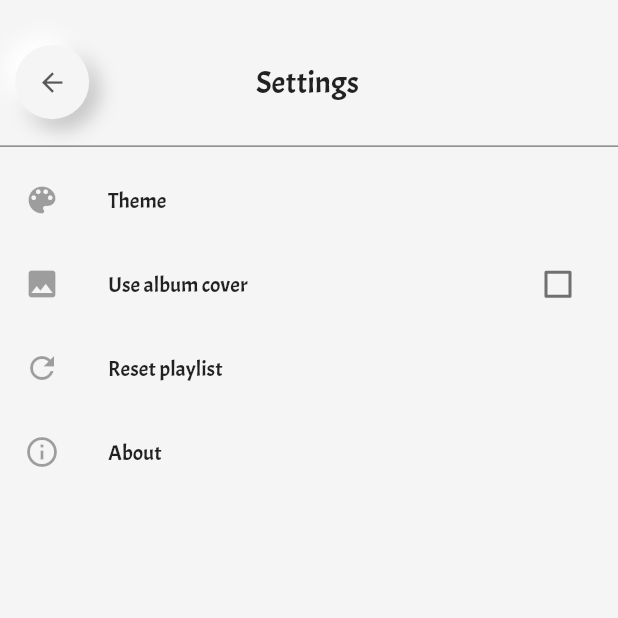
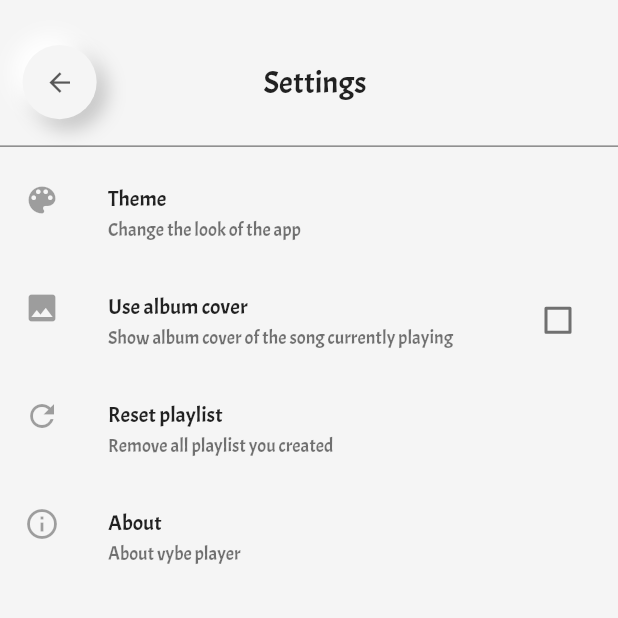
Before and after one commit to o-ifeanyi/musicPlayer, a Flutter app: the Settings screen opened directly, on a phone screen of 412 x 824 dp, the top half of it. Run offline on Flutter 3.47's test engine with Material 2 defaults, Android fonts, the phone set to English and light mode, and no system bars; our stand-ins replace hive, just_audio, permission_handler, share, shared_preferences; missing offline and left inert: audio_session, audiotagger, flutter_media_notification, move_to_background; accounts and stored records are empty; statements that could not run were skipped.

Commit message:
share feature for single songs + clean up

```diff
--- a/lib/components/bottomSheetOptions.dart
+++ b/lib/components/bottomSheetOptions.dart
@@ -31,7 +31,7 @@ class BottomSheetOptions extends StatelessWidget {
                       builder: (context) {
                         return AlertDialog(
                           title: Text(
-                            'Edit playlist name',
+                            'Rename playlist',
                             style: customTextStyle,
                           ),
                           content: TextField(
--- a/lib/components/createPlayList.dart
+++ b/lib/components/createPlayList.dart
@@ -110,6 +110,9 @@ class _CreatePlayListState extends State<CreatePlayList> {
                                                       context,
                                                       listen: false)
                                                   .nowPlaying);
+                                      if (playlistDB.playList[index]['name'] == 'Favourites') {
+                                        Provider.of<SongController>(context, listen: false).setFavourite(widget.song);
+                                      }
                                       Navigator.pop(context);
                                     },
                                     child: index > 0 &&
--- a/lib/models/playListDB.dart
+++ b/lib/models/playListDB.dart
@@ -3,23 +3,10 @@ import 'dart:io';
 import 'package:flutter/cupertino.dart';
 import 'package:flutter/material.dart';
 import 'package:hive/hive.dart';
-import 'package:musicPlayer/models/Provider.dart';
 import 'package:path_provider/path_provider.dart';
-import 'package:provider/provider.dart';
 
 class PlayListDB extends ChangeNotifier {
-  PlayListDB() {
-    refresh();
-  }
-  List playList = [
-    {
-      'name': 'Create playlist',
-    },
-    {
-      'name': 'Favourites',
-      'songs': [],
-    },
-  ];
+  List playList = [];
 
   List recentList = [];
 
@@ -83,7 +70,7 @@ class PlayListDB extends ChangeNotifier {
     Box db = await Hive.openBox('playlist', path: await getPlaylistPath());
     var dbPlaylist = db.get('Favourites');
     List songs = dbPlaylist['songs'];
-    return songs.where((element) => element['path'] == song['path']).isNotEmpty;
+    return songs.any((element) => element['path'] == song['path']);
   }
 
   Future<void> removeFromDevice(dynamic song) async {
@@ -113,6 +100,7 @@ class PlayListDB extends ChangeNotifier {
   }
 
   Future<void> saveNowPlaying(dynamic song) async {
+    if (song != null) {
       Box db = await Hive.openBox('recent', path: await getRecentPath());
       List songs = db.get('Recently played');
       bool notFound = songs.every((element) => element['path'] != song['path']);
@@ -124,12 +112,15 @@ class PlayListDB extends ChangeNotifier {
       }
       db.put('Recently played', songs);
     }
+  }
 
   Future<void> getRecentlyPlayed() async {
     Box db = await Hive.openBox('recent', path: await getRecentPath());
     List songs = db.get('Recently played');
     recentList.clear();
-    songs != null ? recentList = [...songs.reversed] : recentList = [];
+    songs != null && songs.isNotEmpty
+        ? recentList = [...songs.reversed]
+        : recentList = [];
     notifyListeners();
   }
 
@@ -150,7 +141,7 @@ class PlayListDB extends ChangeNotifier {
     refresh();
   }
 
-  static Future<dynamic> lastPlayed(BuildContext context) async {
+  Future<dynamic> lastPlayed() async {
     print('just got called');
     Box db = await Hive.openBox('recent', path: await getRecentPath());
     List songs = db.get('Recently played');
@@ -159,7 +150,7 @@ class PlayListDB extends ChangeNotifier {
       return songs.last;
     } else {
       print('im outta here');
-      return Provider.of<ProviderClass>(context, listen: false).allSongs.first;
+      return null;
     }
   }
 
@@ -174,10 +165,14 @@ class PlayListDB extends ChangeNotifier {
       }
     } else {
       // else block runs just the first time, when db is empty
-      for (var each in playList) {
-        db.put(each['name'], each);
-      }
+      // happens when app is run for the first time or after playlist is reset
+      db.put('Create playlist', {'name': 'Create playlist'});
+      db.put('Favourites', {
+        'name': 'Favourites',
+        'songs': [],
+      });
       recentdb.put('Recently played', []);
+      refresh();
     }
     notifyListeners();
   }
--- a/lib/models/songController.dart
+++ b/lib/models/songController.dart
@@ -6,9 +6,6 @@ import 'package:musicPlayer/models/playListDB.dart';
 import 'package:shared_preferences/shared_preferences.dart';
 
 class SongController extends ChangeNotifier {
-  SongController() {
-    init();
-  }
   AudioPlayer player;
   Duration duration;
   int currentTime = 0;
@@ -23,7 +20,8 @@ class SongController extends ChangeNotifier {
   bool isRepeat = false;
   bool isPlaying = false;
   bool useArt = false;
-  Map nowPlaying = {};
+  dynamic nowPlaying = {};
+  dynamic lastPlayed;
   AppLifecycleState state;
   PlayListDB playListDB = PlayListDB();
 
@@ -33,15 +31,16 @@ class SongController extends ChangeNotifier {
       isRepeat = pref.getBool('repeat') ?? false;
       useArt = pref.getBool('useArt') ?? false;
     });
+    lastPlayed = await playListDB.lastPlayed();
     notifyListeners();
   }
 
-  Future<void> setFavourite(dynamic song) async{
+  Future<void> setFavourite(dynamic song) async {
     isFavourite = await playListDB.isFavourite(song);
     notifyListeners();
   }
 
-  Future<void> setUseArt(bool value) async{
+  Future<void> setUseArt(bool value) async {
     await SharedPreferences.getInstance().then((pref) {
       pref.setBool('useArt', value);
     });
@@ -55,11 +54,12 @@ class SongController extends ChangeNotifier {
   }
 
   Future<void> setUp(dynamic song) async {
+    if (song != null) {
       nowPlaying = song;
       isFavourite = await playListDB.isFavourite(nowPlaying);
       playListDB.saveNowPlaying(nowPlaying);
-    currentSongIndex =
-        allSongs.indexWhere((element) => element['path'] == nowPlaying['path']);
+      currentSongIndex = allSongs
+          .indexWhere((element) => element['path'] == nowPlaying['path']);
       player = AudioPlayer();
       duration = await player.setFilePath(nowPlaying['path']);
       songLenght = duration.inSeconds;
@@ -67,6 +67,7 @@ class SongController extends ChangeNotifier {
       getPosition();
       play();
       handleInterruptions();
+    }
   }
 
   void getPosition() {
@@ -99,7 +100,7 @@ class SongController extends ChangeNotifier {
   }
 
   Future<void> skip(
-      {bool next = false, bool prev = false, BuildContext context}) async {
+      {bool next = false, bool prev = false}) async {
     currentSongIndex =
         allSongs.indexWhere((element) => element['path'] == nowPlaying['path']);
     List shuffled = [...allSongs];
@@ -149,9 +150,13 @@ class SongController extends ChangeNotifier {
   }
 
   Future<void> disposePlayer() async {
+    try {
     if (player.playbackState == AudioPlaybackState.playing ||
         player.playbackState == AudioPlaybackState.paused) {
       await player.dispose();
+    }
+    } catch(e) {
+      debugPrint(e.toString());
     }
     setIsPlaying(false);
     currentTime = 0;
--- a/lib/screens/nowPlaying.dart
+++ b/lib/screens/nowPlaying.dart
@@ -151,6 +151,7 @@ class _NowPlayingState extends State<NowPlaying> {
                                 height: 35,
                                 width: 35,
                                 isCreateNew: false,
+                                song: controller.nowPlaying,
                               );
                             },
                           );
@@ -206,7 +207,7 @@ class _NowPlayingState extends State<NowPlaying> {
                         diameter: 12,
                         child: Icons.skip_previous,
                         onPressed: () async {
-                          await controller.skip(prev: true, context: context);
+                          await controller.skip(prev: true);
                         },
                       ),
                       CustomButton(
@@ -244,7 +245,7 @@ class _NowPlayingState extends State<NowPlaying> {
                         diameter: 12,
                         child: Icons.skip_next,
                         onPressed: () async {
-                          await controller.skip(next: true, context: context);
+                          await controller.skip(next: true);
                         },
                       ),
                     ],
--- a/lib/screens/settings.dart
+++ b/lib/screens/settings.dart
@@ -16,7 +16,6 @@ class Settings extends StatefulWidget {
 }
 
 class _SettingsState extends State<Settings> {
-
   Container buildColoredCircle(Color color1, Color color2) {
     return Container(
       height: 50,
@@ -59,7 +58,7 @@ class _SettingsState extends State<Settings> {
           child: ListView(
             children: [
               Padding(
-                padding: const EdgeInsets.only(left: 10, top: 30, bottom: 10),
+                padding: const EdgeInsets.only(left: 15, top: 30, bottom: 10),
                 child: Row(
                   children: [
                     CustomButton(
@@ -91,6 +90,12 @@ class _SettingsState extends State<Settings> {
                     title: Text(
                       'Theme',
                       style: listStyle,
+                    ),
+                    subtitle: Text(
+                      'Change the look of the app',
+                      style: listStyle.copyWith(
+                        fontSize: Config.textSize(context, 3),
+                      ),
                     ),
                     onTap: () {
                       showDialog(
@@ -136,6 +141,12 @@ class _SettingsState extends State<Settings> {
                       'Use album cover',
                       style: listStyle,
                     ),
+                    subtitle: Text(
+                      'Show album cover of the song currently playing',
+                      style: listStyle.copyWith(
+                        fontSize: Config.textSize(context, 3),
+                      ),
+                    ),
                     trailing: Checkbox(
                       activeColor: Theme.of(context).accentColor,
                       value: controller.useArt,
@@ -151,6 +162,12 @@ class _SettingsState extends State<Settings> {
                 title: Text(
                   'Reset playlist',
                   style: listStyle,
+                ),
+                subtitle: Text(
+                  'Remove all playlist you created',
+                  style: listStyle.copyWith(
+                    fontSize: Config.textSize(context, 3),
+                  ),
                 ),
                 onTap: () {
                   showDialog(
@@ -187,6 +204,12 @@ class _SettingsState extends State<Settings> {
                   'About',
                   style: listStyle,
                 ),
+                subtitle: Text(
+                  'About vybe player',
+                  style: listStyle.copyWith(
+                    fontSize: Config.textSize(context, 3),
+                  ),
+                ),
                 onTap: () {
                   showDialog(
                     context: context,
--- a/lib/screens/splash.dart
+++ b/lib/screens/splash.dart
@@ -1,6 +1,8 @@
 import 'package:flutter/material.dart';
 import 'package:musicPlayer/models/Provider.dart';
 import 'package:musicPlayer/models/config.dart';
+import 'package:musicPlayer/models/playListDB.dart';
+import 'package:musicPlayer/models/songController.dart';
 import 'package:musicPlayer/screens/library.dart';
 import 'package:provider/provider.dart';
 
@@ -27,6 +29,10 @@ class _SplashScreenState extends State<SplashScreen>
         if (_controller.isCompleted) {
           // getAllSong called here to avoid laggy animation
           Provider.of<ProviderClass>(context, listen: false).init();
+          // initialises things like shuffle, repeat, last played
+          Provider.of<SongController>(context, listen: false).init();
+          // populates playlist from database
+          Provider.of<PlayListDB>(context, listen: false).refresh();
           Future.delayed(Duration(milliseconds: 1800)).then((value) {
             Navigator.pushReplacement(
               context,
--- a/pubspec.yaml
+++ b/pubspec.yaml
@@ -30,6 +30,7 @@ dependencies:
   shared_preferences: ^0.5.8
   path_provider: ^1.6.11
   hive: ^1.4.3
+  share: ^0.6.5
   just_audio: ^0.2.2
   audiotagger: ^1.1.0
   audio_session: ^0.0.4
```
Also changed, not shown: lib/screens/library.dart (+17 -19 lines), lib/screens/playList.dart (+78 -39 lines), lib/screens/playingFrom.dart (+8 -3 lines), pubspec.lock. Lines whose indentation alone changed are shown as unchanged.
